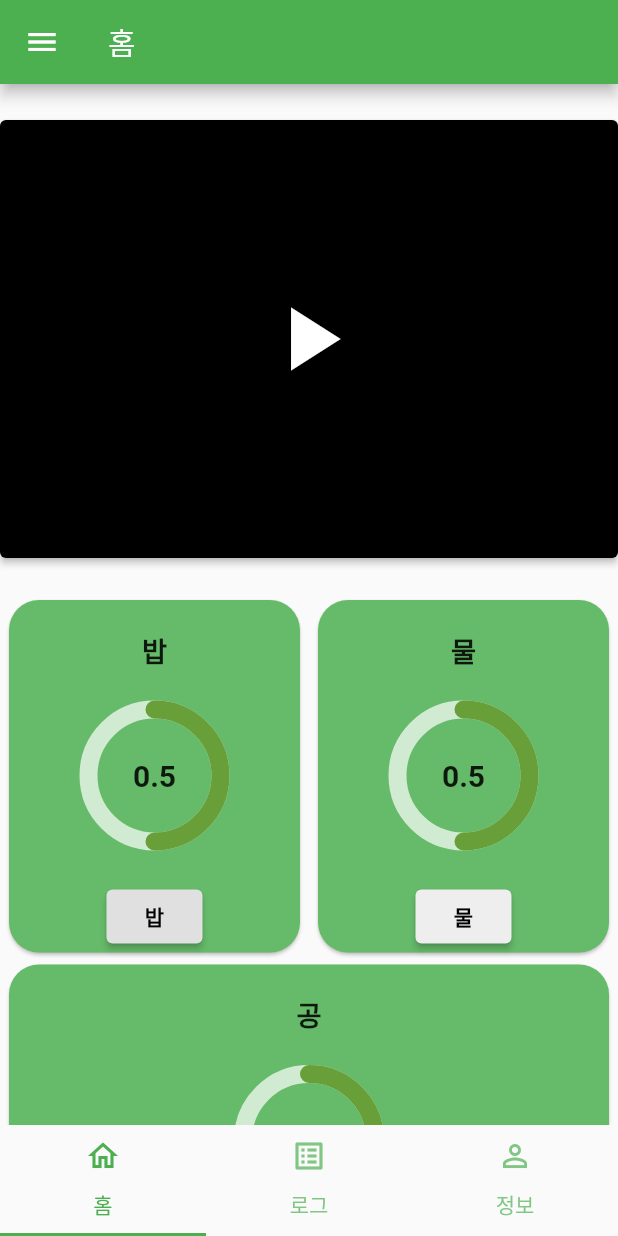
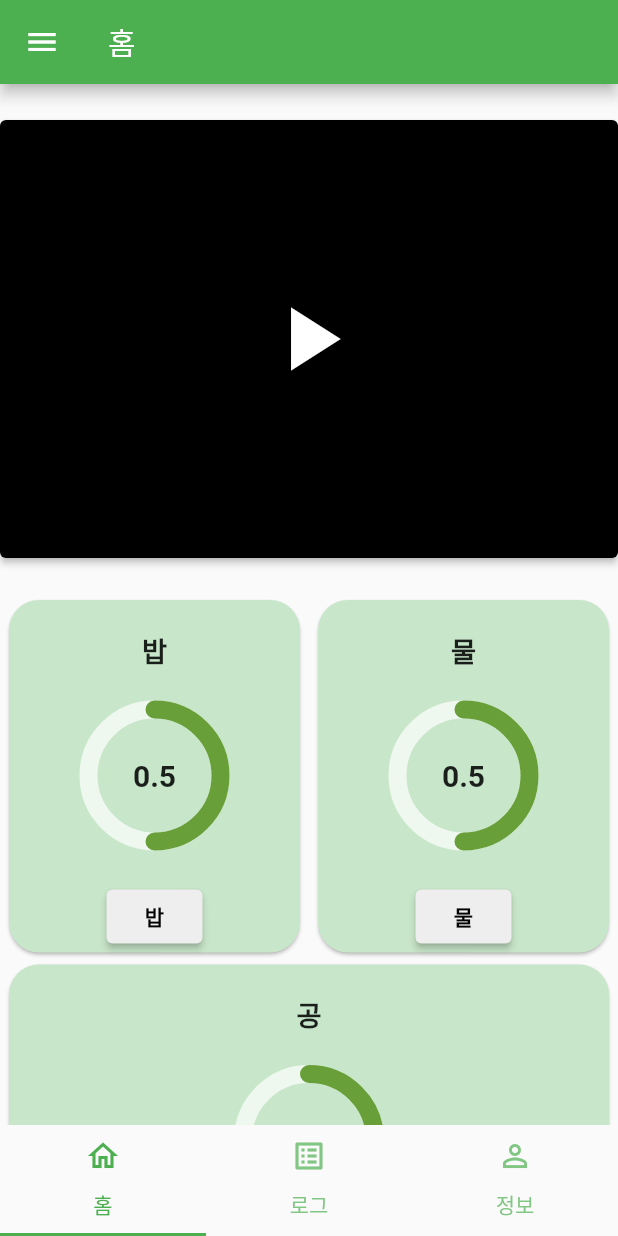
Before and after one commit to unh6uoj/pet_rest, a Flutter app: the screen it shows after launch, on a phone screen of 412 x 824 dp. Run offline on Flutter 3.47's test engine with Material 2 defaults, Android fonts, the phone set to English and light mode, and no system bars; drawn by our look-alikes of percent_indicator; our stand-ins replace flutter_local_notifications, sqflite, table_calendar; accounts and stored records are empty; network calls fail.

Commit message:
update_log

```diff
--- a/lib/screen_home.dart
+++ b/lib/screen_home.dart
@@ -111,7 +111,7 @@ class HomeDataCard extends StatelessWidget {
             child: Card(
                 shape: RoundedRectangleBorder(
                     borderRadius: BorderRadius.circular(20)),
-                color: Colors.green[400],
+                color: Colors.green[100],
                 child: Column(
                   children: <Widget>[
                     SizedBox(height: 20),
@@ -129,7 +129,7 @@ class HomeDataCard extends StatelessWidget {
                                 fontWeight: FontWeight.bold,
                                 color: Colors.black)),
                         style: ElevatedButton.styleFrom(
-                          primary: Colors.grey[300],
+                          primary: Colors.grey[200],
                         ),
                       )
                     else if (this.name == '물')
```
Also changed, not shown: lib/screen_info.dart (+3 -9 lines).
